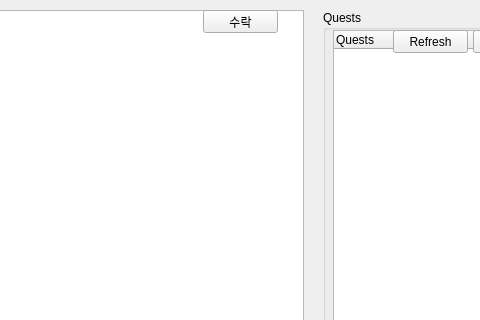
Qt form src/core/practice.ui (C0mmm4nd3r/CommandGame) before a commit; both pictures show x 217 to 697 and y 0 to 320 of the 800 by 572 pixel window.
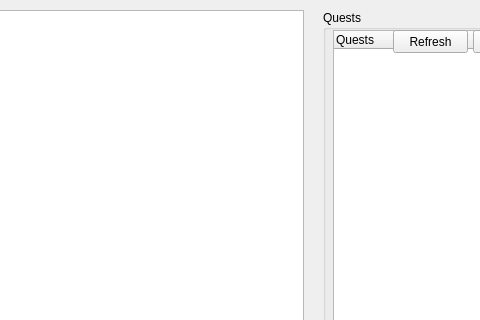
The same form after that commit.

```diff
--- a/src/core/practice.ui
+++ b/src/core/practice.ui
@@ -175,19 +175,6 @@
      </property>
     </widget>
    </widget>
-   <widget class="QPushButton" name="Accept">
-    <property name="geometry">
-     <rect>
-      <x>420</x>
-      <y>10</y>
-      <width>75</width>
-      <height>23</height>
-     </rect>
-    </property>
-    <property name="text">
-     <string>수락</string>
-    </property>
-   </widget>
    <widget class="QLabel" name="pwd">
     <property name="geometry">
      <rect>
```
Left out of the diff: 1 changed line with no effect on the pictures.
